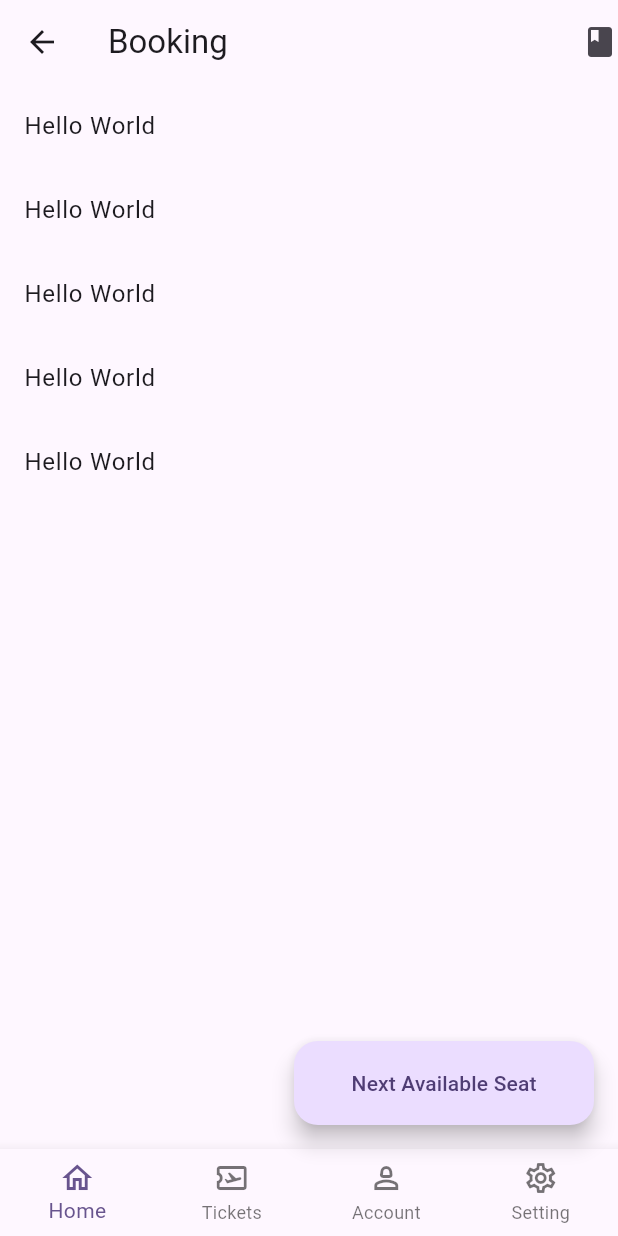
After one commit to rylimitless/alttransport, a Flutter app: the BookingPage screen opened directly, on a phone screen of 412 x 824 dp. The commit adds this screen. Run offline on Flutter 3.47's test engine with Material 3 defaults, Android fonts, the phone set to English and light mode, and no system bars; our stand-ins replace get_it, pocketbase, toastification.

Commit message:
started booking

```diff
--- a/app/alt_transport/lib/auth/login/login.dart
+++ b/app/alt_transport/lib/auth/login/login.dart
@@ -1,3 +1,4 @@
+import 'package:alt_transport/booking/booking.dart';
 import 'package:alt_transport/services/pocketbase/pb_service.dart';
 import 'package:flutter/material.dart';
 import 'package:get_it/get_it.dart';
@@ -168,6 +169,8 @@ class _LoginScreen extends State<Login> {
                                     title: Text('Welcome Back'),
                                     autoCloseDuration: const Duration(seconds: 1),
                                   );
+
+                                  Navigator.push(context, MaterialPageRoute(builder: (context)=> BookingPage()));
                                 }else {
                                   toastification.show(
           context: context, // optional if you use ToastificationWrapper
@@ -216,6 +219,7 @@ class _LoginScreen extends State<Login> {
                             const Text("Don't have an account? "),
                             GestureDetector(
                               onTap: (){
+
                                 //Go to sign up
                               },
                               child: const Text("Sign up instead",
--- /dev/null
+++ b/app/alt_transport/lib/booking/booking.dart
@@ -0,0 +1,73 @@
+import 'package:flutter/material.dart';
+
+
+class BookingPage extends StatefulWidget{
+
+  const BookingPage({super.key});
+
+  @override
+  State<StatefulWidget> createState() {
+    return _BookingPageState();
+  }
+}
+
+class _BookingPageState extends State<BookingPage>{
+
+  @override
+  void initState() {
+    // TODO: implement initState
+    super.initState();
+  }
+
+  @override
+  Widget build(BuildContext context) {
+    // TODO: implement build
+    return Scaffold(
+      appBar: AppBar(
+        actions: const [
+          Icon(Icons.book)
+        ],
+        title: const Text("Booking"),
+      ),
+
+    body: ListView.builder(
+      itemCount: 5,
+      itemBuilder: (context , index ){
+          return ListTile(
+          title: Text("Hello World"),
+        );
+      }
+
+    ),
+   floatingActionButton: Container(
+  width: 200.0, // Set the desired width
+  child: FloatingActionButton.extended(
+    onPressed: () {
+      // Your onPressed code here
+    },
+    label: const Text("Next Available Seat"),
+    tooltip: "Next Seat",
+  ),
+),
+
+    bottomNavigationBar: BottomNavigationBar(
+      type: BottomNavigationBarType.fixed,
+
+      items: const [
+        BottomNavigationBarItem(icon: Icon(Icons.home_outlined),
+        label: "Home"
+        ),
+        BottomNavigationBarItem(icon: Icon(Icons.airplane_ticket_outlined),
+        label: "Tickets"
+        ),
+        BottomNavigationBarItem(icon: Icon(Icons.person_2_outlined),
+        label: "Account"
+        ),
+        BottomNavigationBarItem(icon: Icon(Icons.settings_outlined),
+        label: "Setting"
+        ),
+      ]),
+    );
+  }
+
+}
--- a/app/alt_transport/lib/main.dart
+++ b/app/alt_transport/lib/main.dart
@@ -15,6 +15,7 @@ class MyApp extends StatelessWidget {
   @override
   Widget build(BuildContext context) {
     return MaterialApp(
+      debugShowCheckedModeBanner: false,
       title: 'Flutter Demo',
       theme: ThemeData(
 
```
Also changed, not shown: app/alt_transport/lib/widgets/nav_bar.dart (added), 1 other file.
